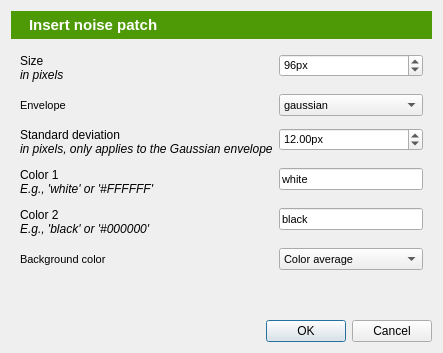
open-cogsci/OpenSesame, file resources/noise_patch_dialog.ui: the form before one commit.
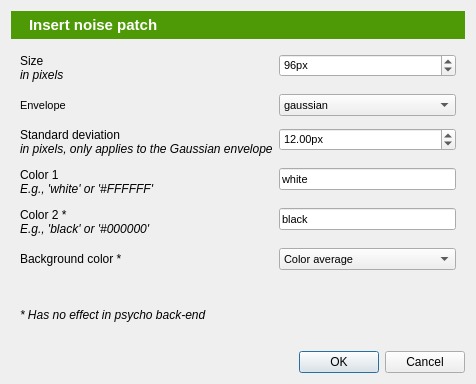
The form after the commit. Icons and pictures are not drawn.

The edit to the form file:
```diff
--- a/resources/noise_patch_dialog.ui
+++ b/resources/noise_patch_dialog.ui
@@ -6,8 +6,8 @@
    <rect>
     <x>0</x>
     <y>0</y>
-    <width>442</width>
-    <height>353</height>
+    <width>476</width>
+    <height>384</height>
    </rect>
   </property>
   <property name="windowTitle">
@@ -175,7 +175,7 @@
 &lt;html&gt;&lt;head&gt;&lt;meta name=&quot;qrichtext&quot; content=&quot;1&quot; /&gt;&lt;style type=&quot;text/css&quot;&gt;
 p, li { white-space: pre-wrap; }
 &lt;/style&gt;&lt;/head&gt;&lt;body style=&quot; font-family:'Ubuntu'; font-size:8pt; font-weight:400; font-style:normal;&quot;&gt;
-&lt;p style=&quot; margin-top:0px; margin-bottom:0px; margin-left:0px; margin-right:0px; -qt-block-indent:0; text-indent:0px;&quot;&gt;&lt;span style=&quot; font-size:9pt;&quot;&gt;Color 2&lt;/span&gt;&lt;/p&gt;
+&lt;p style=&quot; margin-top:0px; margin-bottom:0px; margin-left:0px; margin-right:0px; -qt-block-indent:0; text-indent:0px;&quot;&gt;&lt;span style=&quot; font-size:9pt;&quot;&gt;Color 2 *&lt;/span&gt;&lt;/p&gt;
 &lt;p style=&quot; margin-top:0px; margin-bottom:0px; margin-left:0px; margin-right:0px; -qt-block-indent:0; text-indent:0px;&quot;&gt;&lt;span style=&quot; font-size:9pt; font-style:italic;&quot;&gt;E.g., 'black' or '#000000'&lt;/span&gt;&lt;/p&gt;&lt;/body&gt;&lt;/html&gt;</string>
         </property>
        </widget>
@@ -189,8 +189,13 @@
       </item>
       <item row="5" column="0">
        <widget class="QLabel" name="label_11">
+        <property name="font">
+         <font>
+          <pointsize>9</pointsize>
+         </font>
+        </property>
         <property name="text">
-         <string>Background color</string>
+         <string>Background color *</string>
         </property>
        </widget>
       </item>
@@ -223,6 +228,28 @@
      </layout>
     </widget>
    </item>
+   <item>
+    <widget class="QWidget" name="widget_3" native="true">
+     <layout class="QVBoxLayout" name="verticalLayout_2">
+      <item>
+       <widget class="QLabel" name="label_12">
+        <property name="font">
+         <font>
+          <pointsize>9</pointsize>
+          <italic>true</italic>
+         </font>
+        </property>
+        <property name="text">
+         <string>* Has no effect in psycho back-end</string>
+        </property>
+        <property name="wordWrap">
+         <bool>true</bool>
+        </property>
+       </widget>
+      </item>
+     </layout>
+    </widget>
+   </item>
    <item>
     <widget class="QDialogButtonBox" name="buttonBox">
      <property name="orientation">
```
